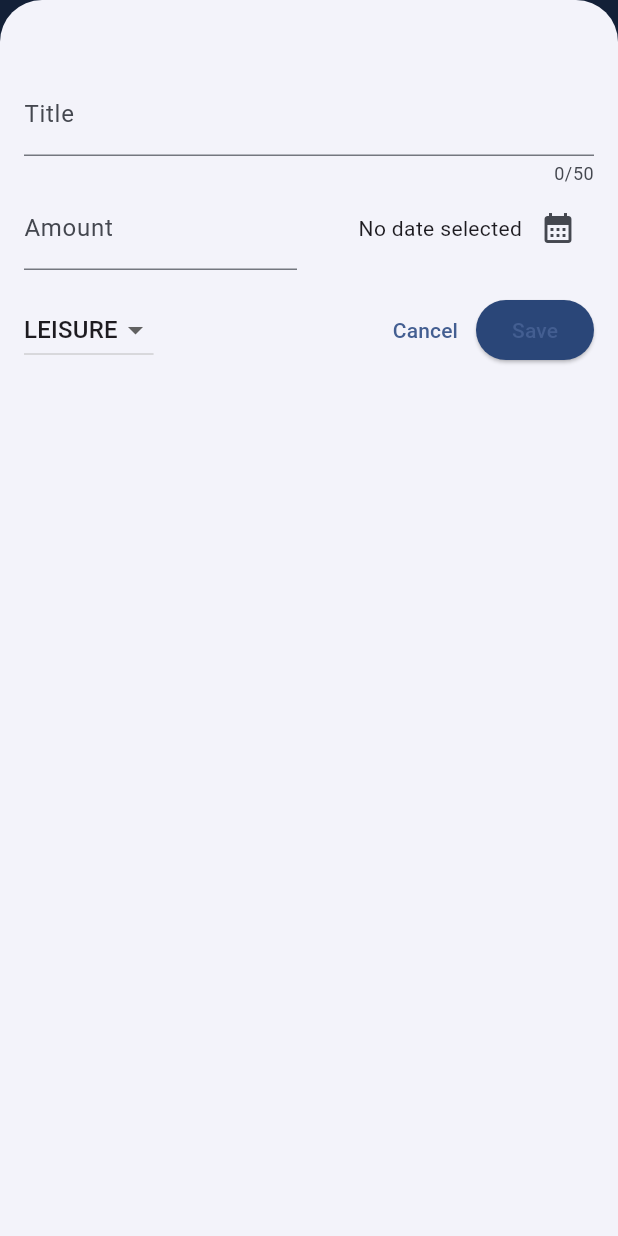
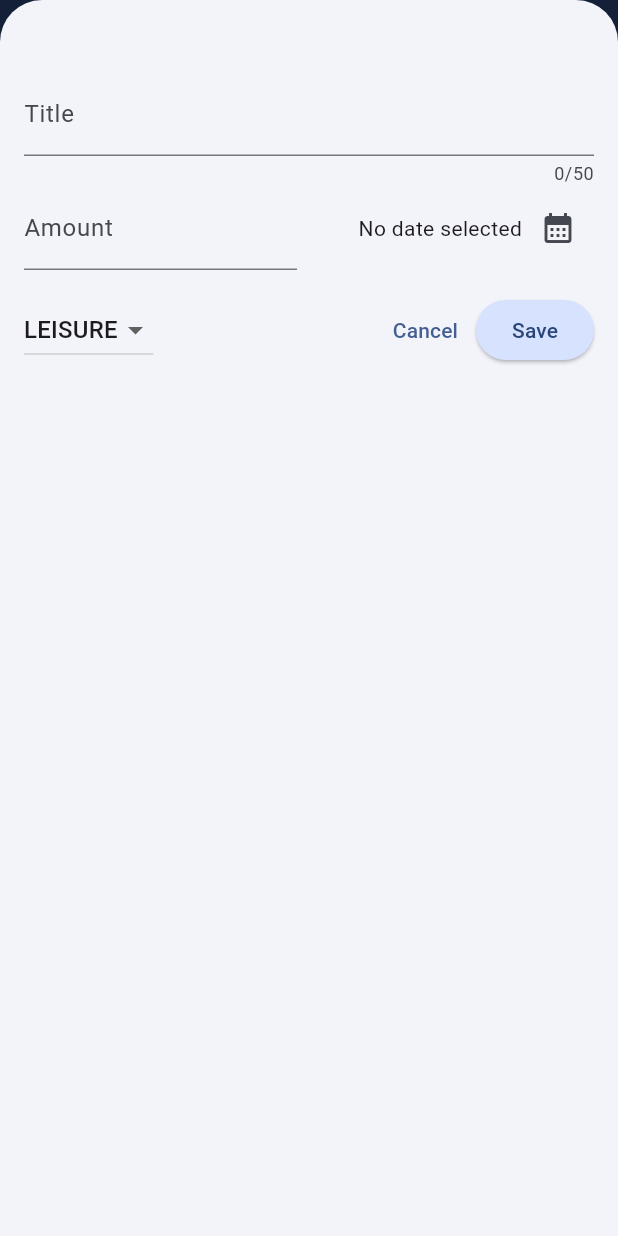
Before and after one commit to Elineu09/expense_tracker, a Flutter app: the screen it shows after launch, after a tap on the "add" icon, on a phone screen of 412 x 824 dp. Run offline on Flutter 3.47's test engine with Material 3 defaults, Android fonts, the phone set to English and light mode, and no system bars.

Commit message:
Add dark theme

```diff
--- a/lib/main.dart
+++ b/lib/main.dart
@@ -5,9 +5,29 @@ var kColorScheme = ColorScheme.fromSeed(
   seedColor: Color.fromARGB(255, 8, 103, 212),
 );
 
+var kDarkColorScheme = ColorScheme.fromSeed(
+  brightness: Brightness.dark,
+  seedColor: Color.fromARGB(255, 3, 53, 110),
+);
+
 void main() {
   runApp(
     MaterialApp(
+      darkTheme: ThemeData.dark().copyWith(
+        cardTheme: const CardThemeData().copyWith(
+          color: kDarkColorScheme.secondaryContainer,
+          margin: const EdgeInsets.symmetric(
+            horizontal: 16,
+            vertical: 8,
+          ),
+        ),
+        elevatedButtonTheme: ElevatedButtonThemeData(
+          style: ElevatedButton.styleFrom(
+            backgroundColor: kDarkColorScheme.primaryContainer,
+            foregroundColor: kDarkColorScheme.onPrimaryContainer,
+          ),
+        ),
+      ),
       theme: ThemeData().copyWith(
         colorScheme: kColorScheme,
         appBarTheme: const AppBarTheme().copyWith(
@@ -23,17 +43,19 @@ void main() {
         ),
         elevatedButtonTheme: ElevatedButtonThemeData(
           style: ElevatedButton.styleFrom(
-            backgroundColor: kColorScheme.onPrimaryContainer,
+            backgroundColor: kColorScheme.primaryContainer,
+            foregroundColor: kColorScheme.onPrimaryContainer,
           ),
         ),
         textTheme: ThemeData().textTheme.copyWith(
           titleLarge: TextStyle(
-            fontWeight: FontWeight.normal,
-            fontSize: 14,
+            fontWeight: FontWeight.bold,
+            fontSize: 16,
             color: kColorScheme.onSecondaryContainer,
           ),
         ),
       ),
+      // themeMode: ThemeMode.system, => the default value
       home: const Expenses(), // Todo: Add main Widget here...
     ),
   );
--- a/lib/widgets/expenses_list/expense_item.dart
+++ b/lib/widgets/expenses_list/expense_item.dart
@@ -15,8 +15,12 @@ class ExpenseItem extends StatelessWidget {
           vertical: 16,
         ),
         child: Column(
+          crossAxisAlignment: CrossAxisAlignment.start,
           children: [
-            Text(expense.title),
+            Text(
+              expense.title,
+              style: Theme.of(context).textTheme.titleLarge,
+            ),
             const SizedBox(height: 4),
             Row(
               children: [
--- a/lib/widgets/expenses_list/expenses_list.dart
+++ b/lib/widgets/expenses_list/expenses_list.dart
@@ -18,6 +18,10 @@ class ExpensesList extends StatelessWidget {
       itemCount: expenses.length,
       itemBuilder: (ctx, index) => Dismissible(
         key: ValueKey(expenses[index]),
+        background: Container(
+          color: Theme.of(context).colorScheme.error.withValues(alpha: 0.75),
+          margin: EdgeInsets.symmetric(horizontal: Theme.of(context).cardTheme.margin!.horizontal),
+        ),
         onDismissed: (direction) {
           onRemoveExpense(expenses[index]);
         },
```
